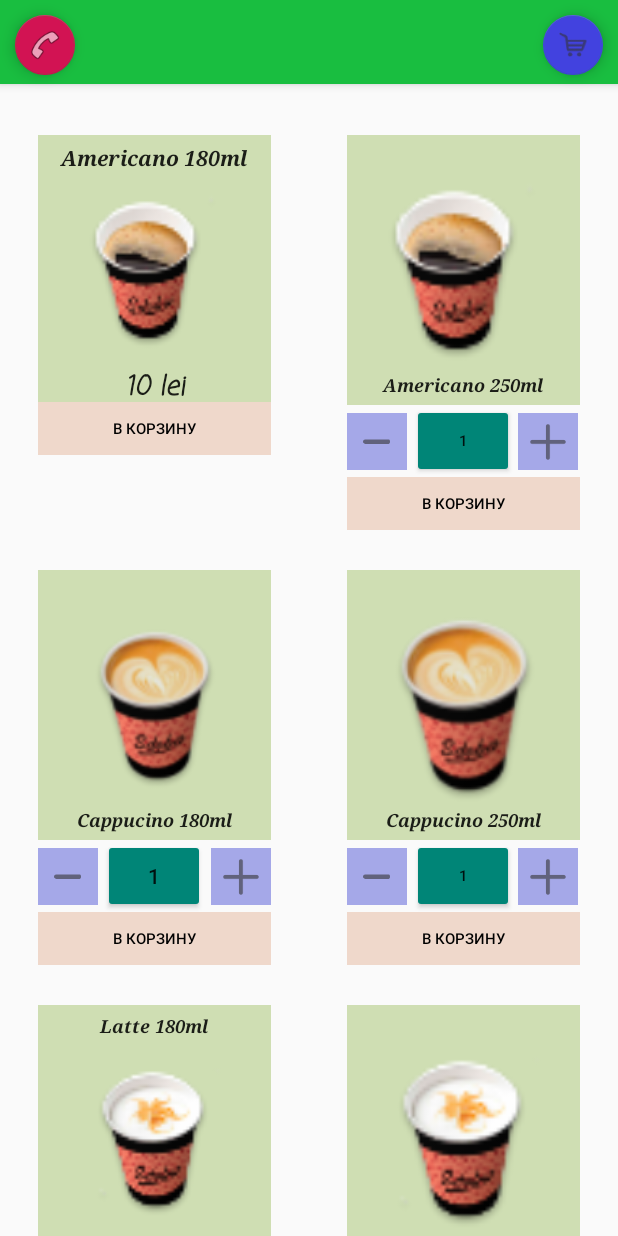
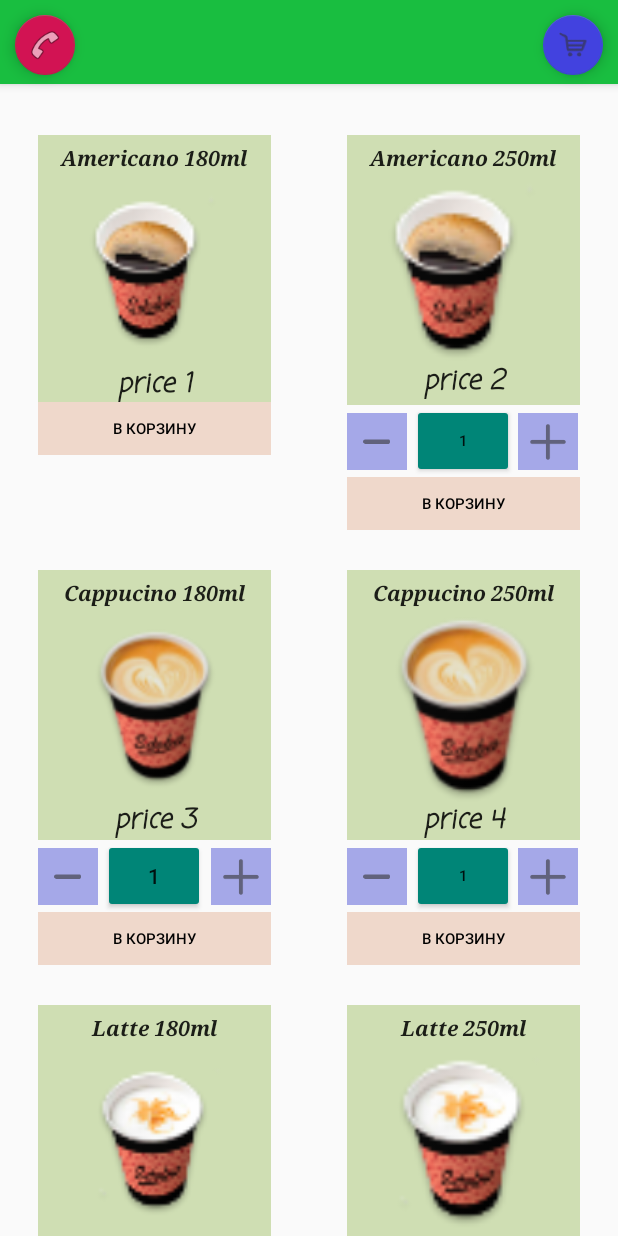
Before and after one commit to DeimontDev/justb, an Android app: the screen it shows after launch (MainActivity), on a phone screen of 412 x 824 dp. Run offline under Robolectric (Android 15) with nearby library versions, the phone set to English and light mode, and no system bars; 2 statements that could not run were skipped.

Commit message:
Added some products to basket.Added product names to main layout

```diff
--- a/deliveryfruits/src/main/java/com/deliveryapp/deliveryfruits/MainActivity.java
+++ b/deliveryfruits/src/main/java/com/deliveryapp/deliveryfruits/MainActivity.java
@@ -6,7 +6,6 @@ import android.os.Bundle;
 import android.support.design.widget.FloatingActionButton;
 import android.support.v7.app.AppCompatActivity;
 import android.view.View;
-import android.widget.Button;
 import android.widget.ImageButton;
 import android.widget.TextView;
 
@@ -27,27 +26,25 @@ public class MainActivity extends AppCompatActivity {
         });
 
         Resources res = getResources();
-        Button toBasket1 = findViewById(R.id.button1);
-        Button toBasket2 = findViewById(R.id.button2);
-        toBasket1.setOnClickListener(basketListener(1));
-        toBasket2.setOnClickListener(basketListener(2));
 
-
-//        for (int i = 0; i < 20; i++) {
-//            int id = i + 1;
-//            ImageButton toBasket = findViewById(res.getIdentifier(
-//                    "button" + String.valueOf(id), "id", getPackageName()));
-//            toBasket.setOnClickListener(basketListener(id));
-//        }
+        for (int i = 0; i < 20; i++) {
+            int id = i + 1;
+            ImageButton toBasket = findViewById(res.getIdentifier(
+                    "button" + String.valueOf(id), "id", getPackageName()));
+            toBasket.setOnClickListener(basketListener(id));
+        }
 
         for (int i = 0; i < 20; i++) {
             int id = i + 1;
             ImageButton plus = findViewById(res.getIdentifier(
                     "plus"+ String.valueOf(id), "id", getPackageName()));
             plus.setOnClickListener(plusMinusListener(id, true));
+
             ImageButton minus = findViewById(res.getIdentifier(
                     "minus"+ String.valueOf(id), "id", getPackageName()));
             minus.setOnClickListener(plusMinusListener(id, false));
+
+
         }
     }
 
@@ -63,7 +60,6 @@ public class MainActivity extends AppCompatActivity {
                     intent = new Intent(MainActivity.this, ShoppingCartActivity.class);
                 }
 
-                System.out.println("product" + id);
                 intent.putExtra("product" + id, productName.getText().toString());
             }
         };
--- a/deliveryfruits/src/main/res/layout-sw400dp/activity_main.xml
+++ b/deliveryfruits/src/main/res/layout-sw400dp/activity_main.xml
@@ -259,6 +259,19 @@
                                 android:background="@color/colorPrimary222231222"
                                 style="@style/Widget.AppCompat.ImageButton" android:scaleType="centerCrop"
                                 android:layout_marginRight="25dp"/>
+                        <TextView
+                                android:text="@string/price_2"
+                                android:layout_width="0dp"
+                                android:layout_height="25dp"
+                                android:id="@+id/price2"
+                                app:layout_constraintEnd_toEndOf="@+id/img2"
+                                android:textAppearance="@style/TextAppearance.AppCompat"
+                                android:typeface="normal" android:textAlignment="center" android:textStyle="bold|italic"
+                                android:textAllCaps="false"
+                                android:textSize="18sp"
+                                app:layout_constraintStart_toStartOf="@+id/img2"
+                                android:fontFamily="casual"
+                                app:layout_constraintTop_toBottomOf="@+id/product2" android:layout_marginTop="125dp"/>
                         <ImageButton
                                 android:layout_width="155dp"
                                 android:layout_height="180dp" app:srcCompat="@drawable/capucino1"
@@ -1071,10 +1084,10 @@
                                 android:layout_marginStart="3dp" app:layout_constraintStart_toEndOf="@+id/text20"
                                 android:layout_marginLeft="3dp" android:layout_marginRight="2dp"/>
                         <TextView
-                                android:text="@string/_10_lei"
+                                android:text="@string/price_1"
                                 android:layout_width="0dp"
                                 android:layout_height="25dp"
-                                android:id="@+id/americano_180"
+                                android:id="@+id/price1"
                                 app:layout_constraintEnd_toEndOf="@+id/img1"
                                 android:textAppearance="@style/TextAppearance.AppCompat"
                                 android:typeface="normal" android:textAlignment="center" android:textStyle="bold|italic"
@@ -1082,7 +1095,33 @@
                                 android:textSize="18sp"
                                 app:layout_constraintStart_toStartOf="@+id/img1"
                                 android:fontFamily="casual"
-                                app:layout_constraintTop_toBottomOf="@+id/product1" android:layout_marginTop="130dp"/>
+                                app:layout_constraintTop_toBottomOf="@+id/product1" android:layout_marginTop="128dp"/>
+                        <TextView
+                                android:text="@string/price_3"
+                                android:layout_width="0dp"
+                                android:layout_height="25dp"
+                                android:id="@+id/price3"
+                                app:layout_constraintEnd_toEndOf="@+id/img3"
+                                android:textAppearance="@style/TextAppearance.AppCompat"
+                                android:typeface="normal" android:textAlignment="center" android:textStyle="bold|italic"
+                                android:textAllCaps="false"
+                                android:textSize="18sp"
+                                app:layout_constraintStart_toStartOf="@+id/img3"
+                                android:fontFamily="casual"
+                                app:layout_constraintTop_toBottomOf="@+id/product3" android:layout_marginTop="128dp"/>
+                        <TextView
+                                android:text="@string/price_4"
+                                android:layout_width="0dp"
+                                android:layout_height="25dp"
+                                android:id="@+id/price4"
+                                app:layout_constraintEnd_toEndOf="@+id/img4"
+                                android:textAppearance="@style/TextAppearance.AppCompat"
+                                android:typeface="normal" android:textAlignment="center" android:textStyle="bold|italic"
+                                android:textAllCaps="false"
+                                android:textSize="18sp"
+                                app:layout_constraintStart_toStartOf="@+id/img4"
+                                android:fontFamily="casual"
+                                app:layout_constraintTop_toBottomOf="@+id/product4" android:layout_marginTop="128dp"/>
                         <TextView
                                 android:text="@string/americano_250ml"
                                 android:layout_width="0dp"
@@ -1092,49 +1131,190 @@
                                 android:textAppearance="@style/TextAppearance.AppCompat"
                                 android:textAlignment="center" android:textStyle="bold|italic"
                                 android:typeface="normal" app:layout_constraintStart_toStartOf="@+id/img2"
-                                app:layout_constraintHorizontal_bias="0.0" android:textSize="12sp"
-                                app:layout_constraintBottom_toTopOf="@+id/text2" android:fontFamily="serif"
-                                android:layout_marginBottom="1dp"/>
+                                app:layout_constraintHorizontal_bias="0.0" android:textSize="14sp"
+                                android:fontFamily="serif"
+                                app:layout_constraintTop_toTopOf="@+id/img2"
+                                android:layout_marginTop="5dp"/>
                         <TextView
                                 android:text="@string/cappucno_180ml"
                                 android:layout_width="0dp"
                                 android:layout_height="20dp"
-                                android:id="@+id/cappucino_180" app:layout_constraintEnd_toEndOf="@+id/img3"
+                                android:id="@+id/product3" app:layout_constraintEnd_toEndOf="@+id/img3"
                                 app:layout_constraintTop_toTopOf="@+id/img3"
-                                android:layout_marginTop="158dp" app:layout_constraintStart_toStartOf="@+id/img3"
+                                android:layout_marginTop="5dp" app:layout_constraintStart_toStartOf="@+id/img3"
                                 android:textAppearance="@style/TextAppearance.AppCompat"
                                 android:typeface="normal" android:textAlignment="center"
-                                android:textStyle="bold|italic" android:textSize="12sp" android:fontFamily="serif"/>
+                                android:textStyle="bold|italic" android:textSize="14sp" android:fontFamily="serif"/>
                         <TextView
                                 android:text="@string/latte_180ml"
                                 android:layout_width="0dp"
                                 android:layout_height="20dp"
-                                android:id="@+id/latte_180" app:layout_constraintEnd_toEndOf="@+id/img5"
+                                android:id="@+id/product5" app:layout_constraintEnd_toEndOf="@+id/img5"
                                 app:layout_constraintTop_toTopOf="@+id/img5"
                                 android:layout_marginTop="5dp" app:layout_constraintStart_toStartOf="@+id/img5"
                                 android:textAppearance="@style/TextAppearance.AppCompat"
                                 android:typeface="normal" android:textAlignment="center"
-                                android:textStyle="bold|italic" android:textSize="12sp" android:fontFamily="serif"/>
+                                android:textStyle="bold|italic" android:textSize="14sp" android:fontFamily="serif"/>
                         <TextView
                                 android:text="@string/latte_250ml"
                                 android:layout_width="0dp"
                                 android:layout_height="20dp"
-                                android:id="@+id/latte_250" app:layout_constraintEnd_toEndOf="@+id/img6"
+                                android:id="@+id/product6" app:layout_constraintEnd_toEndOf="@+id/img6"
                                 app:layout_constraintTop_toTopOf="@+id/img6"
-                                android:layout_marginTop="158dp" app:layout_constraintStart_toStartOf="@+id/img6"
+                                android:layout_marginTop="5dp" app:layout_constraintStart_toStartOf="@+id/img6"
                                 android:textAppearance="@style/TextAppearance.AppCompat"
                                 android:typeface="normal" android:textAlignment="center"
-                                android:textStyle="bold|italic" android:textSize="12sp" android:fontFamily="serif"/>
+                                android:textStyle="bold|italic" android:textSize="14sp" android:fontFamily="serif"/>
+                        <TextView
+                                android:text="Hot dog"
+                                android:layout_width="0dp"
+                                android:layout_height="20dp"
+                                android:id="@+id/product7" app:layout_constraintEnd_toEndOf="@+id/img7"
+                                app:layout_constraintTop_toTopOf="@+id/img7"
+                                android:layout_marginTop="5dp" app:layout_constraintStart_toStartOf="@+id/img7"
+                                android:textAppearance="@style/TextAppearance.AppCompat"
+                                android:typeface="normal" android:textAlignment="center"
+                                android:textStyle="bold|italic" android:textSize="14sp" android:fontFamily="serif"/>
+                        <TextView
+                                android:text="Covrig mac"
+                                android:layout_width="0dp"
+                                android:layout_height="20dp"
+                                android:id="@+id/product8" app:layout_constraintEnd_toEndOf="@+id/img8"
+                                app:layout_constraintTop_toTopOf="@+id/img8"
+                                android:layout_marginTop="5dp" app:layout_constraintStart_toStartOf="@+id/img8"
+                                android:textAppearance="@style/TextAppearance.AppCompat"
+                                android:typeface="normal" android:textAlignment="center"
+                                android:textStyle="bold|italic" android:textSize="14sp" android:fontFamily="serif"/>
+                        <TextView
+                                android:text="Foietaj sunca"
+                                android:layout_width="0dp"
+                                android:layout_height="20dp"
+                                android:id="@+id/product9" app:layout_constraintEnd_toEndOf="@+id/img9"
+                                app:layout_constraintTop_toTopOf="@+id/img9"
+                                android:layout_marginTop="5dp" app:layout_constraintStart_toStartOf="@+id/img9"
+                                android:textAppearance="@style/TextAppearance.AppCompat"
+                                android:typeface="normal" android:textAlignment="center"
+                                android:textStyle="bold|italic" android:textSize="14sp" android:fontFamily="serif"/>
+                        <TextView
+                                android:text="Pizza"
+                                android:layout_width="0dp"
+                                android:layout_height="20dp"
+                                android:id="@+id/product10" app:layout_constraintEnd_toEndOf="@+id/img10"
+                                app:layout_constraintTop_toTopOf="@+id/img10"
+                                android:layout_marginTop="5dp" app:layout_constraintStart_toStartOf="@+id/img10"
+                                android:textAppearance="@style/TextAppearance.AppCompat"
+                                android:typeface="normal" android:textAlignment="center"
+                                android:textStyle="bold|italic" android:textSize="14sp" android:fontFamily="serif"/>
+                        <TextView
+                                android:text="Placinta brinza"
+                                android:layout_width="0dp"
+                                android:layout_height="20dp"
+                                android:id="@+id/product11" app:layout_constraintEnd_toEndOf="@+id/img11"
+                                app:layout_constraintTop_toTopOf="@+id/img11"
+                                android:layout_marginTop="5dp" app:layout_constraintStart_toStartOf="@+id/img11"
+                                android:textAppearance="@style/TextAppearance.AppCompat"
+                                android:typeface="normal" android:textAlignment="center"
+                                android:textStyle="bold|italic" android:textSize="14sp" android:fontFamily="serif"/>
+                        <TextView
+                                android:text="Sasica"
+                                android:layout_width="0dp"
+                                android:layout_height="20dp"
+                                android:id="@+id/product12" app:layout_constraintEnd_toEndOf="@+id/img12"
+                                app:layout_constraintTop_toTopOf="@+id/img12"
+                                android:layout_marginTop="5dp" app:layout_constraintStart_toStartOf="@+id/img12"
+                                android:textAppearance="@style/TextAppearance.AppCompat"
+                                android:typeface="normal" android:textAlignment="center"
+                                android:textStyle="bold|italic" android:textSize="14sp" android:fontFamily="serif"/>
+                        <TextView
+                                android:text="Foietaj fructe"
+                                android:layout_width="0dp"
+                                android:layout_height="20dp"
+                                android:id="@+id/product13" app:layout_constraintEnd_toEndOf="@+id/img13"
+                                app:layout_constraintTop_toTopOf="@+id/img13"
+                                android:layout_marginTop="5dp" app:layout_constraintStart_toStartOf="@+id/img13"
+                                android:textAppearance="@style/TextAppearance.AppCompat"
+                                android:typeface="normal" android:textAlignment="center"
+                                android:textStyle="bold|italic" android:textSize="14sp" android:fontFamily="serif"/>
+                        <TextView
+                                android:text="Cruasan"
+                                android:layout_width="0dp"
+                                android:layout_height="20dp"
+                                android:id="@+id/product14" app:layout_constraintEnd_toEndOf="@+id/img14"
+                                app:layout_constraintTop_toTopOf="@+id/img14"
+                                android:layout_marginTop="5dp" app:layout_constraintStart_toStartOf="@+id/img14"
+                                android:textAppearance="@style/TextAppearance.AppCompat"
+                                android:typeface="normal" android:textAlignment="center"
+                                android:textStyle="bold|italic" android:textSize="14sp" android:fontFamily="serif"/>
+                        <TextView
+                                android:text="Placinta visina"
+                                android:layout_width="0dp"
+                                android:layout_height="20dp"
+                                android:id="@+id/product15" app:layout_constraintEnd_toEndOf="@+id/img15"
+                                app:layout_constraintTop_toTopOf="@+id/img15"
+                                android:layout_marginTop="5dp" app:layout_constraintStart_toStartOf="@+id/img15"
+                                android:textAppearance="@style/TextAppearance.AppCompat"
+                                android:typeface="normal" android:textAlignment="center"
+                                android:textStyle="bold|italic" android:textSize="14sp" android:fontFamily="serif"/>
+                        <TextView
+                                android:text="Muffin"
+                                android:layout_width="0dp"
+                                android:layout_height="20dp"
+                                android:id="@+id/product16" app:layout_constraintEnd_toEndOf="@+id/img16"
+                                app:layout_constraintTop_toTopOf="@+id/img16"
+                                android:layout_marginTop="5dp" app:layout_constraintStart_toStartOf="@+id/img16"
+                                android:textAppearance="@style/TextAppearance.AppCompat"
+                                android:typeface="normal" android:textAlignment="center"
+                                android:textStyle="bold|italic" android:textSize="14sp" android:fontFamily="serif"/>
+                        <TextView
+                                android:text="Donuts roz"
+                                android:layout_width="0dp"
+                                android:layout_height="20dp"
+                                android:id="@+id/product17" app:layout_constraintEnd_toEndOf="@+id/img17"
+                                app:layout_constraintTop_toTopOf="@+id/img17"
+                                android:layout_marginTop="5dp" app:layout_constraintStart_toStartOf="@+id/img17"
+                                android:textAppearance="@style/TextAppearance.AppCompat"
+                                android:typeface="normal" android:textAlignment="center"
+                                android:textStyle="bold|italic" android:textSize="14sp" android:fontFamily="serif"/>
+                        <TextView
+                                android:text="Donuts negru"
+                                android:layout_width="0dp"
+                                android:layout_height="20dp"
+                                android:id="@+id/product18" app:layout_constraintEnd_toEndOf="@+id/img18"
+                                app:layout_constraintTop_toTopOf="@+id/img18"
+                                android:layout_marginTop="5dp" app:layout_constraintStart_toStartOf="@+id/img18"
+                                android:textAppearance="@style/TextAppearance.AppCompat"
+                                android:typeface="normal" android:textAlignment="center"
+                                android:textStyle="bold|italic" android:textSize="14sp" android:fontFamily="serif"/>
+                        <TextView
+                                android:text="Donuts alb"
+                                android:layout_width="0dp"
+                                android:layout_height="20dp"
+                                android:id="@+id/product19" app:layout_constraintEnd_toEndOf="@+id/img19"
+                                app:layout_constraintTop_toTopOf="@+id/img19"
+                                android:layout_marginTop="5dp" app:layout_constraintStart_toStartOf="@+id/img19"
+                                android:textAppearance="@style/TextAppearance.AppCompat"
+                                android:typeface="normal" android:textAlignment="center"
+                                android:textStyle="bold|italic" android:textSize="14sp" android:fontFamily="serif"/>
+                        <TextView
+                                android:text="Foietaj crema"
+                                android:layout_width="0dp"
+                                android:layout_height="20dp"
+                                android:id="@+id/product20" app:layout_constraintEnd_toEndOf="@+id/img20"
+                                app:layout_constraintTop_toTopOf="@+id/img20"
+                                android:layout_marginTop="5dp" app:layout_constraintStart_toStartOf="@+id/img20"
+                                android:textAppearance="@style/TextAppearance.AppCompat"
+                                android:typeface="normal" android:textAlignment="center"
+                                android:textStyle="bold|italic" android:textSize="14sp" android:fontFamily="serif"/>
                         <TextView
                                 android:text="@string/cappucino_250ml"
                                 android:layout_width="0dp"
                                 android:layout_height="20dp"
-                                android:id="@+id/cappucino_250"
-                                android:layout_marginTop="158dp" app:layout_constraintTop_toTopOf="@+id/img4"
+                                android:id="@+id/product4"
+                                android:layout_marginTop="5dp" app:layout_constraintTop_toTopOf="@+id/img4"
                                 app:layout_constraintEnd_toEndOf="@+id/img4"
                                 app:layout_constraintStart_toStartOf="@+id/img4"
                                 android:textAppearance="@style/TextAppearance.AppCompat"
-                                android:textStyle="bold|italic" android:textAlignment="center" android:textSize="12sp"
+                                android:textStyle="bold|italic" android:textAlignment="center" android:textSize="14sp"
                                 android:fontFamily="serif"/>
                         <TextView
                                 android:layout_width="0dp"
@@ -1154,14 +1334,6 @@
                                 app:layout_constraintEnd_toEndOf="parent" app:layout_constraintStart_toStartOf="parent"
                                 android:background="?attr/actionModeSplitBackground"/>
                         <TextView
-                                android:text="TextView"
-                                android:layout_width="wrap_content"
-                                android:layout_height="wrap_content"
-                                android:id="@+id/textView3"
-                                app:layout_constraintBottom_toTopOf="@+id/text5"
-                                app:layout_constraintEnd_toEndOf="@+id/img5" android:layout_marginEnd="8dp"
-                                app:layout_constraintStart_toStartOf="@+id/img5" android:layout_marginStart="8dp"/>
-                        <TextView
                                 android:layout_width="0dp"
                                 android:layout_height="wrap_content"
                                 android:id="@+id/product1" app:layout_constraintStart_toStartOf="@+id/img1"
--- a/deliveryfruits/src/main/res/values/colors.xml
+++ b/deliveryfruits/src/main/res/values/colors.xml
@@ -15,6 +15,7 @@
     <color name="colorPrimary21">#f1f9b1</color>
     <color name="colorPrimaryDark222">#9b9ca4</color>
     <color name="colorPrimary222231222">#cfdeb3</color>
-    <color name="colorPrimary22132">#eee6e1</color>
+    <color name="colorPrimary22132">#eeeceb</color>
     <color name="custom">#f7d0dbe3</color>
+    <color name="red_alb">#d4c4c4</color>
 </resources>
--- a/deliveryfruits/src/main/res/values/strings.xml
+++ b/deliveryfruits/src/main/res/values/strings.xml
@@ -4,7 +4,6 @@
     <string name="action_settings">Settings</string>
     <string name="fruits">Fruits</string>
     <string name="vegetables">vegetables</string>
-    <string name="_1">1</string>
     <string name="to_basket">В корзину</string>
     <string name="add_to_basket">в корзину</string>
     <string name="americano_180ml">Americano 180ml</string>
@@ -13,8 +12,15 @@
     <string name="cappucno_180ml">Cappucino 180ml</string>
     <string name="latte_180ml">Latte 180ml</string>
     <string name="latte_250ml">Latte 250ml</string>
-    <string name="_10_lei">10 lei</string>
     <string name="title_activity_shopping_cart">ShoppingCartActivity</string>
     <string name="_001">Номер заказа: 001</string>
     <string name="name1">Товар:</string>
+    <string name="_15">15 лей</string>
+    <string name="_10">10 лей</string>
+    <string name="_1">1</string>
+    <string name="price_1">price 1</string>
+    <string name="product_1">Product 1</string>
+    <string name="price_3">price 3</string>
+    <string name="price_2">price 2</string>
+    <string name="price_4">price 4</string>
 </resources>
```
Also changed, not shown: deliveryfruits/src/main/java/com/deliveryapp/deliveryfruits/ShoppingCartActivity.java (+11 -1 lines), deliveryfruits/src/main/res/layout-sw400dp/activity_shopping_cart.xml (+121 -70 lines).
